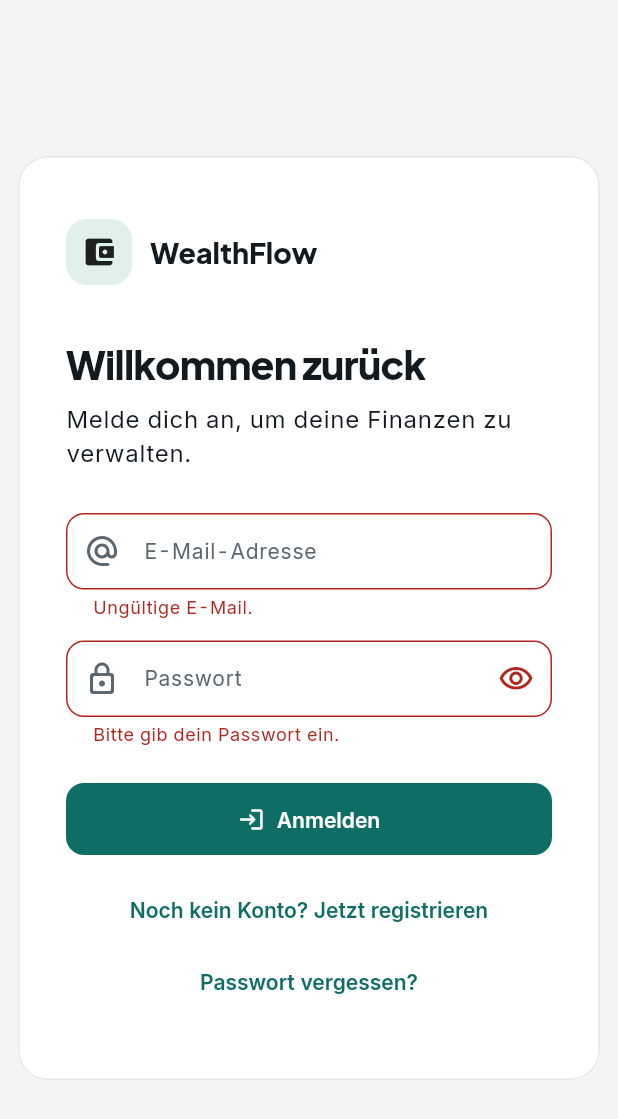
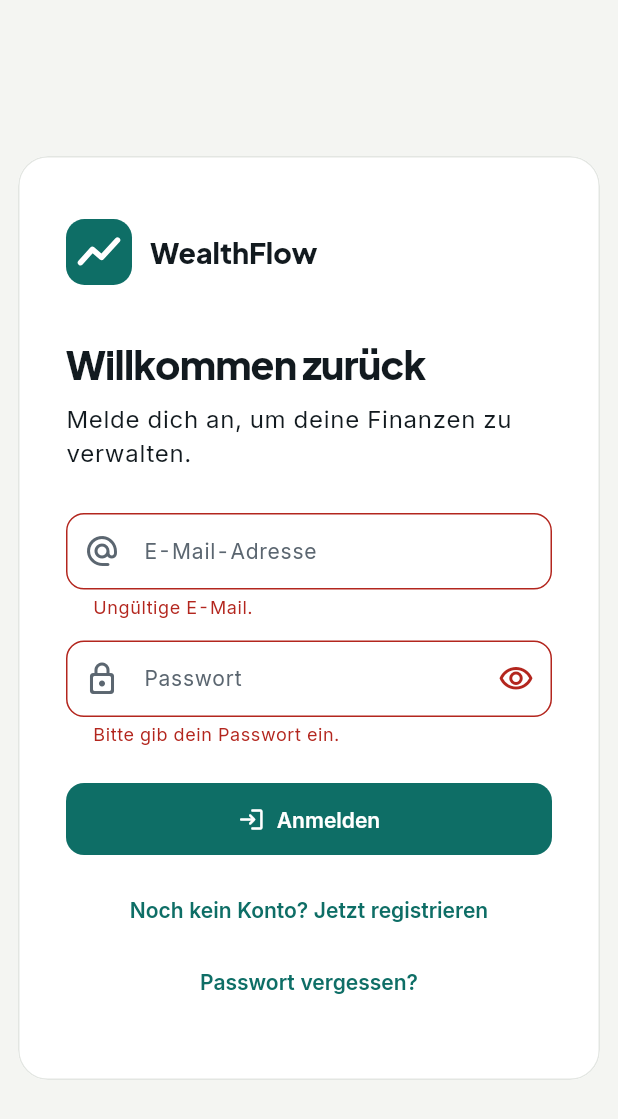
Before and after one commit to Michael2004Organization/WealthFlow, a Flutter app: the screen it shows after launch, after a tap on "Anmelden", on a phone screen of 412 x 824 dp. Shown: the top 1119 px of the screen. Run offline on Flutter 3.47's test engine with Material 3 defaults, Android fonts, the phone set to English and light mode, and no system bars; our stand-ins replace drift, drift_flutter, fl_chart, flutter_local_notifications, flutter_riverpod, flutter_secure_storage and 3 more; missing offline and left inert: cryptography, dart:html, file_selector; accounts and stored records are empty; generated files the repository leaves out were written again.

Commit message:
N7: Einheitliches Logo und App-Symbol
AppLogo (steigende Linie auf Petrol-Kachel) ersetzt die zwei
unterschiedlichen Zeichen auf der Anmeldeseite und in der Seitenleiste.
Die App-Symbole für Android, Web und Windows werden mit
tool/generate_icons.py aus denselben Punkten gezeichnet und ersetzen
das Flutter-Standardsymbol.

Co-Authored-By: Claude Opus 5.5 <noreply@anthropic.com>
Claude-Session: https://claude.ai/code/session_017bgVcgzZgNX9qVmRwHbRRF

```diff
--- a/lib/core/widgets/common_widgets.dart
+++ b/lib/core/widgets/common_widgets.dart
@@ -25,6 +25,68 @@ const _weekdays = [
   'Samstag',
   'Sonntag',
 ];
+
+/// The WealthFlow mark: a rising line on a petrol tile. The app icons in
+/// android/, web/ and windows/ are drawn from the same points
+/// (tool/generate_icons.py).
+class AppLogo extends StatelessWidget {
+  const AppLogo({this.size = 36, super.key});
+
+  final double size;
+
+  @override
+  Widget build(BuildContext context) {
+    final scheme = Theme.of(context).colorScheme;
+    return Semantics(
+      label: 'WealthFlow',
+      child: CustomPaint(
+        size: Size.square(size),
+        painter: _LogoPainter(tile: scheme.primary, line: scheme.onPrimary),
+      ),
+    );
+  }
+}
+
+/// Shared with tool/generate_icons.py; change both together.
+const logoLinePoints = [
+  Offset(.22, .66),
+  Offset(.40, .46),
+  Offset(.54, .58),
+  Offset(.78, .32),
+];
+
+class _LogoPainter extends CustomPainter {
+  const _LogoPainter({required this.tile, required this.line});
+
+  final Color tile;
+  final Color line;
+
+  @override
+  void paint(Canvas canvas, Size size) {
+    final side = size.shortestSide;
+    canvas.drawRRect(
+      RRect.fromRectAndRadius(Offset.zero & size, Radius.circular(side * .28)),
+      Paint()..color = tile,
+    );
+    final path = Path()
+      ..moveTo(logoLinePoints.first.dx * side, logoLinePoints.first.dy * side);
+    for (final point in logoLinePoints.skip(1)) {
+      path.lineTo(point.dx * side, point.dy * side);
+    }
+    canvas.drawPath(
+      path,
+      Paint()
+        ..color = line
+        ..style = PaintingStyle.stroke
+        ..strokeWidth = side * .085
+        ..strokeCap = StrokeCap.round
+        ..strokeJoin = StrokeJoin.round,
+    );
+  }
+
+  @override
+  bool shouldRepaint(_LogoPainter old) => old.tile != tile || old.line != line;
+}
 
 /// German month names, independent of loaded locale data.
 const monthNames = [
--- a/lib/features/auth/auth_page.dart
+++ b/lib/features/auth/auth_page.dart
@@ -2,6 +2,7 @@ import 'package:flutter/material.dart';
 import 'package:flutter_riverpod/flutter_riverpod.dart';
 
 import '../../core/providers.dart';
+import '../../core/widgets/common_widgets.dart';
 
 class AuthPage extends ConsumerStatefulWidget {
   const AuthPage({super.key});
@@ -89,15 +90,7 @@ class _AuthPageState extends ConsumerState<AuthPage> {
           children: [
             Row(
               children: [
-                Container(
-                  width: 44,
-                  height: 44,
-                  decoration: BoxDecoration(
-                    color: Theme.of(context).colorScheme.primaryContainer,
-                    borderRadius: BorderRadius.circular(14),
-                  ),
-                  child: const Icon(Icons.account_balance_wallet_rounded),
-                ),
+                const AppLogo(size: 44),
                 const SizedBox(width: 12),
                 Text(
                   'WealthFlow',
```
Also changed, not shown: lib/app/app_shell.dart (+2 -13 lines), 12 other files.
